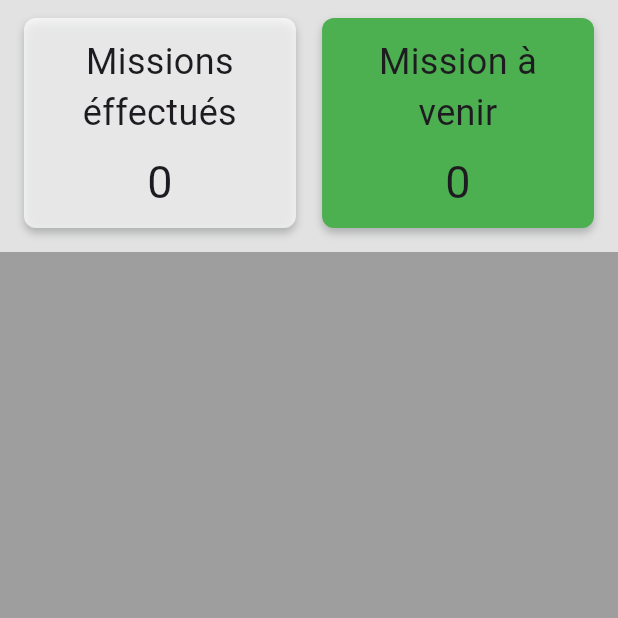
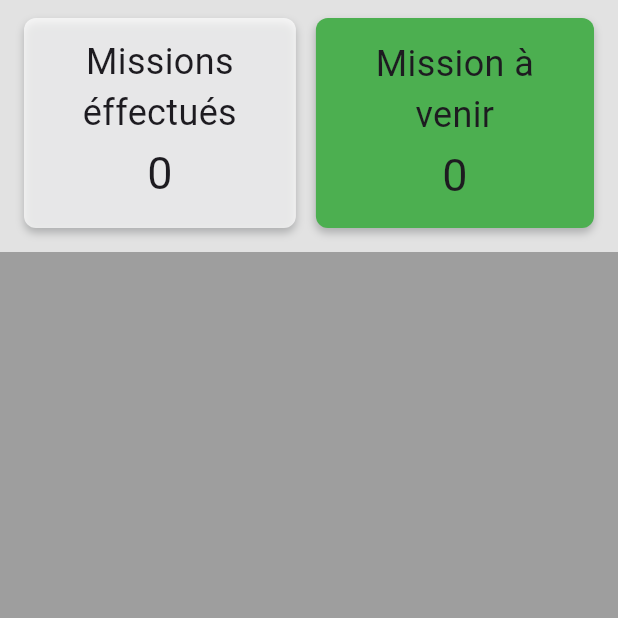
Before and after one commit to lachose-jB/surappariteur, a Flutter app: the BodyM screen opened directly, on a phone screen of 412 x 824 dp, the top half of it. Run offline on Flutter 3.47's test engine with Material 3 defaults, Android fonts, the phone set to English and light mode, and no system bars; our stand-ins replace curved_navigation_bar, file_picker, flutter_staggered_animations, flutter_svg, fluttertoast, image_picker and 5 more; accounts and stored records are empty; network calls fail.

Commit message:
update Ok

```diff
--- a/lib/police/vueController/missioncontroler/childmission.dart
+++ b/lib/police/vueController/missioncontroler/childmission.dart
@@ -5,7 +5,8 @@
 import 'package:surappariteur/police/helper/serveur/authentificateur.dart';
 
 class BodyM extends StatefulWidget {
-  const BodyM({super.key});
+  const BodyM({Key? key}) : super(key: key);
+
   @override
   State<BodyM> createState() => _BodyPvState();
 }
@@ -27,12 +28,14 @@
   late TextEditingController startDateController;
   late TextEditingController endDateController;
 
-  Future<void> ShowUserMission(var dateDebuts, var dateFins) async {
+  Future<void> showUserMission(var dateDebuts, var dateFins) async {
     final userMiss = await AuthApi.UserMission(dateDebuts, dateFins);
 
     if (userMiss != null) {
+      setState(() {
         listMission = userMiss.missionList;
         TotalMissionEffectuer = listMission.length;
+      });
 
       // Vous pouvez parcourir la liste des missions ici
       for (var mission in listMission) {
@@ -40,17 +43,13 @@
         Reference = mission.reference;
         Etablissement = mission.etabli;
         Duree = mission.duree;
-        print(
-            'Date: $Date, Reference: $Reference, Etablissement: $Etablissement, Durée: $Duree');
       }
-
-      print('|||||||||||||||||||$TotalMissionEffectuer|||||||||||||||||');
-      print('Missions récupérées avec succès: $userMiss');
     } else {
+      setState(() {
         TotalMissionEffectuer = 0;
         listMission
             .clear(); // Réinitialisez la liste en cas d'erreur ou de valeur nulle
-      print('Aucune mission à afficher');
+      });
     }
   }
 
@@ -88,7 +87,7 @@
   Widget build(BuildContext context) {
     dateDebuts = '2023-06';
     dateFins = '2023-11';
-    ShowUserMission(dateDebuts, dateFins);
+    showUserMission(dateDebuts, dateFins);
     double w = MediaQuery.of(context).size.width;
     print(dateFins);
     print(dateDebuts);
@@ -106,7 +105,7 @@
                 mainAxisAlignment: MainAxisAlignment.spaceBetween,
                 children: [
                   Container(
-                    width: MediaQuery.sizeOf(context).width * 0.44,
+                    width: MediaQuery.of(context).size.width * 0.44,
                     height: 140,
                     decoration: BoxDecoration(
                       color: Colors.white70,
@@ -121,7 +120,7 @@
                     ),
                     child: Padding(
                       padding:
-                          const EdgeInsetsDirectional.fromSTEB(12, 12, 12, 12),
+                          const EdgeInsetsDirectional.fromSTEB(12, 12, 12, 15),
                       child: Column(
                         mainAxisSize: MainAxisSize.max,
                         mainAxisAlignment: MainAxisAlignment.center,
@@ -136,7 +135,7 @@
                           ),
                           Padding(
                             padding: const EdgeInsetsDirectional.fromSTEB(
-                                0, 8, 0, 12),
+                                0, 2, 0, 0),
                             child: Text(
                               '$TotalMissionEffectuer',
                               /* +$12,402 */
@@ -151,7 +150,7 @@
                     ),
                   ),
                   Container(
-                    width: MediaQuery.sizeOf(context).width * 0.44,
+                    width: MediaQuery.of(context).size.width * 0.45,
                     height: 140,
                     decoration: BoxDecoration(
                       color: Colors.green,
@@ -182,7 +181,7 @@
                           ),
                           Padding(
                             padding: const EdgeInsetsDirectional.fromSTEB(
-                                0, 8, 0, 12),
+                                0, 2, 0, 0),
                             child: Text(
                               '$FusturMission',
                               textAlign: TextAlign.center, // Text content
@@ -202,7 +201,7 @@
           ),
           AnimationLimiter(
             child: Container(
-              margin: const EdgeInsets.only(top: 168.0),
+              margin: const EdgeInsets.only(top: 175.0),
               // Ajoute un marginTop de 155 pixels
               child: ListView.builder(
                 physics: const BouncingScrollPhysics(
@@ -246,16 +245,16 @@
                             children: [
                               Container(
                                 margin: const EdgeInsets.only(
-                                    bottom: 3, top: 3, left: 5),
+                                    bottom: 0, top: 0, left: 0),
                                 width: 280,
-                                height: 85,
+                                height: 84,
                                 decoration: BoxDecoration(
                                   color: Colors.white,
-                                  borderRadius: BorderRadius.circular(20),
+                                  borderRadius: BorderRadius.circular(15),
                                 ),
                                 child: Padding(
                                   padding: const EdgeInsetsDirectional.fromSTEB(
-                                      10, 2, 10, 5),
+                                      10, 0, 10, 5),
                                   child: Center(
                                     child: Column(
                                       mainAxisAlignment:
@@ -272,7 +271,7 @@
                                             fontWeight: FontWeight.bold,
                                           ),
                                         ),
-                                        const SizedBox(height: 5),
+                                        const SizedBox(height: 1),
 
                                         // Row with TextViews
                                         Row(
@@ -334,22 +333,40 @@
     Color color2,
     IconData icon2,
     String title2,
-      Widget route2) {
+    Widget route2,
+  ) {
     double w = MediaQuery.of(context).size.width;
     return Padding(
       padding: EdgeInsets.only(bottom: w / 17),
       child: Row(
         mainAxisAlignment: MainAxisAlignment.spaceEvenly,
         children: [
-          homePageCard(color, icon, title, context, route),
-          homePageCard(color2, icon2, title2, context, route2),
+          homePageCard(
+            color,
+            icon,
+            title,
+            context,
+            route,
+          ),
+          homePageCard(
+            color2,
+            icon2,
+            title2,
+            context,
+            route2,
+          ),
         ],
       ),
     );
   }
 
-  Widget homePageCard(Color color, IconData icon, String title,
-      BuildContext context, Widget route) {
+  Widget homePageCard(
+    Color color,
+    IconData icon,
+    String title,
+    BuildContext context,
+    Widget route,
+  ) {
     double w = MediaQuery.of(context).size.width;
     return Opacity(
       opacity: _animation.value,
```
Lines whose indentation alone changed are shown as unchanged.
